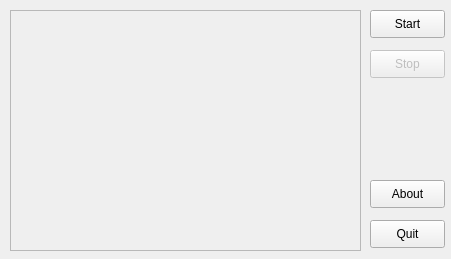
Before: the Qt Designer form src/gui/svmacgui.ui in dapicester/svmacs, drawn with Qt 5.
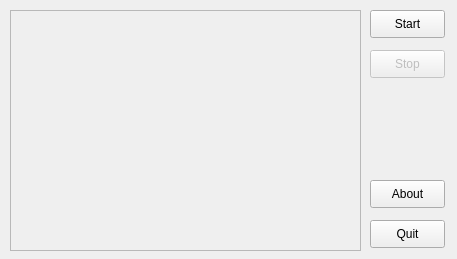
After: the same form once the commit is applied.

What changed in the file:
```diff
--- a/src/gui/svmacgui.ui
+++ b/src/gui/svmacgui.ui
@@ -8,7 +8,7 @@
    <rect>
     <x>0</x>
     <y>0</y>
-    <width>451</width>
+    <width>457</width>
     <height>259</height>
    </rect>
   </property>
```
